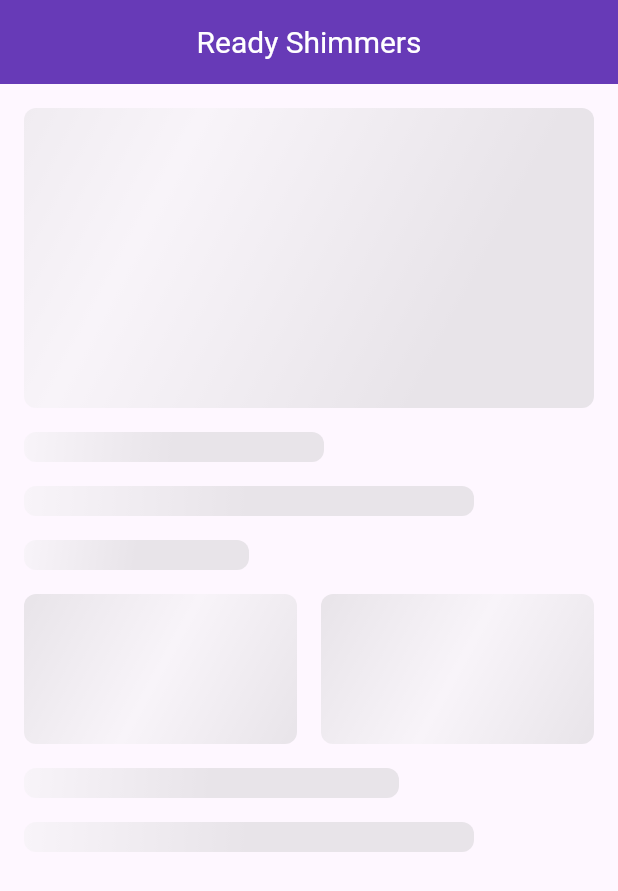
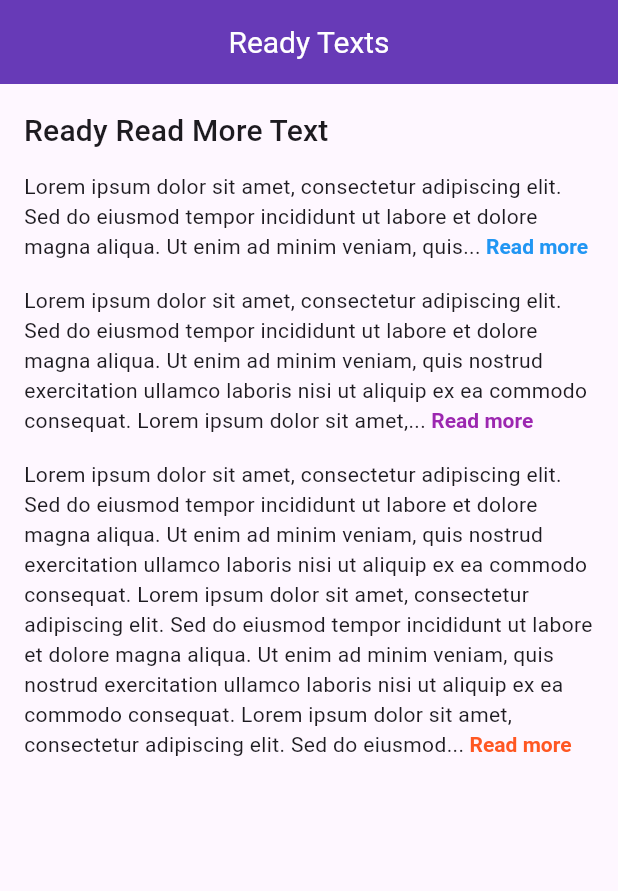
Before and after one commit to chandabdullah/ready_widgets, a Flutter app: the screen it shows after launch, on a phone screen of 412 x 824 dp. Shown: the top 891 px of the screen. Run offline on Flutter 3.47's test engine with Material 3 defaults, Android fonts, the phone set to English and light mode, and no system bars.

Commit message:
Refactor code structure for improved readability and maintainability

```diff
--- a/example/lib/empty/ready_empty_widget.dart
+++ b/example/lib/empty/ready_empty_widget.dart
@@ -56,7 +56,7 @@ class _ReadyEmptyWidgetState extends State<ReadyEmptyWidget>
 
   @override
   Widget build(BuildContext context) {
-    final theme = Theme.of(context);
+    // final theme = Theme.of(context);
     final showSubtitle = widget.subtitle?.trim().isNotEmpty ?? false;
 
     return Container(
--- a/example/lib/main.dart
+++ b/example/lib/main.dart
@@ -43,58 +43,107 @@ class MyExampleApp extends StatelessWidget {
       ),
       // home: ReadyInputs(controller: controller),
       // home: ReadyButtons(),
-      home: ReadyShimmers(),
-      // home: Scaffold(
-      //   body: ReadyEmptyWidget(
-      //     customIcon: Icon(
-      //       Icons.wifi_off,
-      //       size: 48,
-      //       color: Colors.black54,
-      //     ),
-      //     backgroundColor: Colors.white12,
-      //     additionalWidget: ReadyTextButton.solid(
-      //       text: "Try Again",
-      //       onPress: () {},
-      //       size: ReadyButtonSize.small,
-      //     ),
-      //     icon: Icons.wifi_off,
-      //     title: "Connection lost",
-      //     subtitle: "Please try again later for better usage",
-      //   ),
-      // ),
+      // home: ReadyShimmers(),
+      // home: ReadyImages(),
+      home: ReadyTexts(),
+    );
+  }
+}
 
-      // home: Scaffold(
-      //   body: SafeArea(
-      //     child: SingleChildScrollView(
-      //       padding: const EdgeInsets.all(16.0),
-      //       child: Column(
-      //         children: [
-      //           ReadyAvatar(
-      //             name: "John Doe",
-      //             isOnline: true,
-      //             imageUrl:
-      //                 "https://cdn.prod.website-files.com/62d84e447b4f9e7263d31e94/6399a4d27711a5ad2c9bf5cd_ben-sweet-2LowviVHZ-E-unsplash-1.jpeg",
-      //           ),
-      //           // ReadyShimmer(width: 200, height: 200),
-      //           // SizedBox(height: 12),
-      //           ReadyNetworkImage(
-      //             imageUrl:
-      //                 "https://plus.unsplash.com/premium_photo-1664474619075-644dd191935f?fm=jpg&q=60&w=3000&ixlib=rb-4.1.0&ixid=M3wxMjA3fDB8MHxzZWFyY2h8MXx8aW1hZ2V8ZW58MHx8MHx8fDA%3D",
-      //             width: 200,
-      //             height: 200,
-      //           ),
-      //           ReadyReadMoreText(
-      //             text:
-      //                 "Lorem ipsum dolor sit amet, consectetur adipiscing elit. Sed do eiusmod tempor incididunt ut labore et dolore magna aliqua. Ut enim ad minim veniam, quis nostrud exercitation ullamco laboris nisi ut aliquip ex ea commodo consequat. Duis aute irure dolor in reprehenderit in voluptate velit esse cillum dolore eu fugiat nulla pariatur. Excepteur sint occaecat cupidatat non proident, sunt in culpa qui officia deserunt mollit anim id est laborum.",
-      //             trimMode: TrimMode.line,
-      //             trimLines: 3,
-      //             trimLength: 300,
-      //           ),
-      //         ],
-      //       ),
-      //     ),
-      //   ),
-      // ),
+class ReadyTexts extends StatelessWidget {
+  const ReadyTexts({super.key});
+
+  @override
+  Widget build(BuildContext context) {
+    return Scaffold(
+      appBar: ReadyAppBar(titleText: "Ready Texts"),
+      body: SingleChildScrollView(
+        padding: const EdgeInsets.all(16.0),
+        child: Column(
+          crossAxisAlignment: CrossAxisAlignment.start,
+          children: [
+            Text(
+              "Ready Read More Text",
+              style: Theme.of(context).textTheme.titleMedium,
+            ),
+            const SizedBox(height: 12),
+            ReadyReadMoreText(
+              text:
+                  "Lorem ipsum dolor sit amet, consectetur adipiscing elit. Sed do eiusmod tempor incididunt ut labore et dolore magna aliqua. Ut enim ad minim veniam, quis nostrud exercitation ullamco laboris nisi ut aliquip ex ea commodo consequat.",
+              maxLines: 3,
+              moreLessStyle: TextStyle(
+                color: Colors.blue,
+                fontWeight: FontWeight.bold,
+              ),
+            ),
+            const SizedBox(height: 16),
+            ReadyReadMoreText(
+              text:
+                  "Lorem ipsum dolor sit amet, consectetur adipiscing elit. Sed do eiusmod tempor incididunt ut labore et dolore magna aliqua. Ut enim ad minim veniam, quis nostrud exercitation ullamco laboris nisi ut aliquip ex ea commodo consequat. Lorem ipsum dolor sit amet, consectetur adipiscing elit. Sed do eiusmod tempor incididunt ut labore et dolore magna aliqua. Ut enim ad minim veniam, quis nostrud exercitation ullamco laboris nisi ut aliquip ex ea commodo consequat. Lorem ipsum dolor sit amet, consectetur adipiscing elit. Sed do eiusmod tempor incididunt ut labore et dolore magna aliqua. Ut enim ad minim veniam, quis nostrud exercitation ullamco laboris nisi ut aliquip ex ea commodo consequat.",
+              maxLines: 5,
+
+              moreLessStyle: TextStyle(
+                color: Colors.purple,
+                fontWeight: FontWeight.bold,
+              ),
+            ),
+            const SizedBox(height: 16),
+            ReadyReadMoreText(
+              text:
+                  "Lorem ipsum dolor sit amet, consectetur adipiscing elit. Sed do eiusmod tempor incididunt ut labore et dolore magna aliqua. Ut enim ad minim veniam, quis nostrud exercitation ullamco laboris nisi ut aliquip ex ea commodo consequat. Lorem ipsum dolor sit amet, consectetur adipiscing elit. Sed do eiusmod tempor incididunt ut labore et dolore magna aliqua. Ut enim ad minim veniam, quis nostrud exercitation ullamco laboris nisi ut aliquip ex ea commodo consequat. Lorem ipsum dolor sit amet, consectetur adipiscing elit. Sed do eiusmod tempor incididunt ut labore et dolore magna aliqua. Ut enim ad minim veniam, quis nostrud exercitation ullamco laboris nisi ut aliquip ex ea commodo consequat. Lorem ipsum dolor sit amet, consectetur adipiscing elit. Sed do eiusmod tempor incididunt ut labore et dolore magna aliqua. Ut enim ad minim veniam, quis nostrud exercitation ullamco laboris nisi ut aliquip ex ea commodo consequat.",
+              maxLines: 10,
+
+              moreLessStyle: TextStyle(
+                color: Colors.deepOrange,
+                fontWeight: FontWeight.bold,
+              ),
+            ),
+          ],
+        ),
+      ),
+    );
+  }
+}
+
+class ReadyImages extends StatelessWidget {
+  const ReadyImages({super.key});
+
+  @override
+  Widget build(BuildContext context) {
+    return Scaffold(
+      appBar: ReadyAppBar(titleText: "Ready Images"),
+      body: SingleChildScrollView(
+        padding: const EdgeInsets.all(16.0),
+        child: Column(
+          crossAxisAlignment: CrossAxisAlignment.center,
+          children: [
+            Text(
+              "Ready Network Image",
+              style: Theme.of(context).textTheme.titleMedium,
+            ),
+            const SizedBox(height: 12),
+            ReadyNetworkImage(
+              imageUrl:
+                  "https://lh3.googleusercontent.com/p/AF1QipOWqs4e5X_KsU9iXWEZtKF3CDHUWRJz51RUaW6y=s1360-w1360-h1020-rw",
+              width: double.infinity,
+              height: 200,
+            ),
+            const SizedBox(height: 12),
+            Text(
+              "Ready Avatar",
+              style: Theme.of(context).textTheme.titleMedium,
+            ),
+            const SizedBox(height: 12),
+            ReadyAvatar(
+              name: "John Doe",
+              isOnline: true,
+              size: 100,
+              imageUrl:
+                  "https://media.licdn.com/dms/image/v2/D4D03AQE3lVKqKl52jg/profile-displayphoto-shrink_800_800/B4DZXfSwguHwAg-/0/1743207993628?e=1757548800&v=beta&t=c5_doX7Q_gvy8-GWEHc6gONHS4DZo-YB-vi-h-eZ7F4",
+            ),
+          ],
+        ),
+      ),
     );
   }
 }
@@ -121,9 +170,13 @@ class ReadyShimmers extends StatelessWidget {
             const SizedBox(height: 16),
             Row(
               children: [
-                Expanded(child: ReadyShimmer(width: double.infinity, height: 100)),
+                Expanded(
+                  child: ReadyShimmer(width: double.infinity, height: 100),
+                ),
                 const SizedBox(width: 16),
-                Expanded(child: ReadyShimmer(width: double.infinity, height: 100)),
+                Expanded(
+                  child: ReadyShimmer(width: double.infinity, height: 100),
+                ),
               ],
             ),
             const SizedBox(height: 16),
--- a/example/lib/text/ready_read_more_text.dart
+++ b/example/lib/text/ready_read_more_text.dart
@@ -15,7 +15,7 @@ class ReadyReadMoreText extends StatefulWidget {
   final TextStyle? moreLessStyle;
 
   /// Number of lines to trim to when [trimMode] is `TrimMode.line`.
-  final int trimLines;
+  final int maxLines;
 
   /// Number of characters to trim to when [trimMode] is `TrimMode.length`.
   final int trimLength;
@@ -34,7 +34,7 @@ class ReadyReadMoreText extends StatefulWidget {
     required this.text,
     this.textStyle,
     this.moreLessStyle,
-    this.trimLines = 2,
+    this.maxLines = 2,
     this.trimLength = 100,
     this.trimMode = TrimMode.line,
     this.readMoreText = ' Read more',
@@ -49,7 +49,7 @@ class _ReadyReadMoreTextState extends State<ReadyReadMoreText> {
   /// Tracks whether the full text is currently shown.
   bool _expanded = false;
 
-  /// Whether the text overflows the defined trimLines.
+  /// Whether the text overflows the defined maxLines.
   bool _isOverflowing = false;
 
   @override
@@ -67,13 +67,13 @@ class _ReadyReadMoreTextState extends State<ReadyReadMoreText> {
 
         final tp = TextPainter(
           text: span,
-          maxLines: widget.trimLines,
+          maxLines: widget.maxLines,
           textDirection: TextDirection.ltr,
         );
 
         tp.layout(maxWidth: constraints.maxWidth);
 
-        // Check if the text exceeds the trimLines
+        // Check if the text exceeds the maxLines
         _isOverflowing = tp.didExceedMaxLines;
 
         if (!_expanded && _isOverflowing) {
@@ -132,7 +132,7 @@ class _ReadyReadMoreTextState extends State<ReadyReadMoreText> {
 
     final tp = TextPainter(
       textDirection: TextDirection.ltr,
-      maxLines: widget.trimLines,
+      maxLines: widget.maxLines,
     );
 
     for (var word in words) {
```
Also changed, not shown: example/lib/image/ready_network_image.dart (+8 -43 lines), lib/buttons/ready_elevated_button.dart (+32 -5 lines), lib/buttons/ready_text_button.dart (+11 -5 lines), lib/image/ready_network_image.dart (+8 -43 lines), assets/ready_images.png (added), assets/ready_shimmers.png (renamed from example/lib/buttons/ready_shimmers.png), assets/ready_text.png (added).
